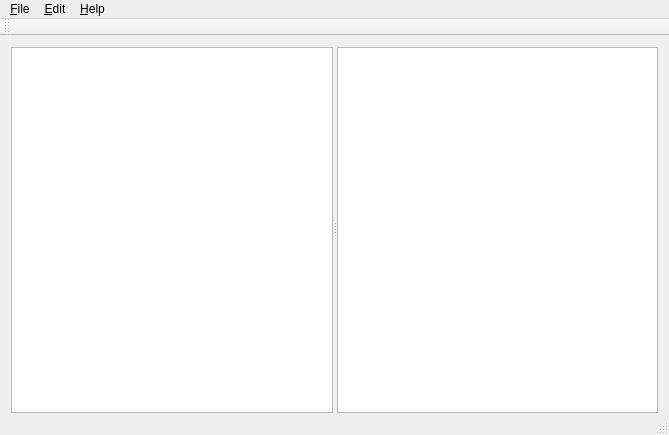
The window that mainwindow.ui (aizenbit/Scribbler) describes before a commit, drawn with Qt 5.
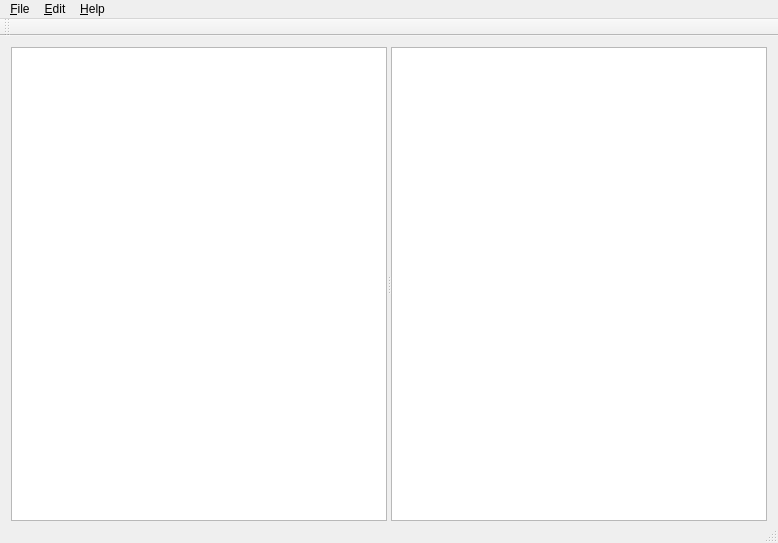
The same window after the commit. Custom widgets are drawn as their Qt base class.

Commit message: completely replaced SvgEditor to SymbolDataEditor; changed windows sizes

The edit to the form file:
```diff
--- a/mainwindow.ui
+++ b/mainwindow.ui
@@ -6,8 +6,8 @@
    <rect>
     <x>0</x>
     <y>0</y>
-    <width>669</width>
-    <height>435</height>
+    <width>778</width>
+    <height>543</height>
    </rect>
   </property>
   <property name="windowTitle">
@@ -37,7 +37,7 @@
     <rect>
      <x>0</x>
      <y>0</y>
-     <width>669</width>
+     <width>778</width>
      <height>25</height>
     </rect>
    </property>
```
The commit also changes 7 other files.
